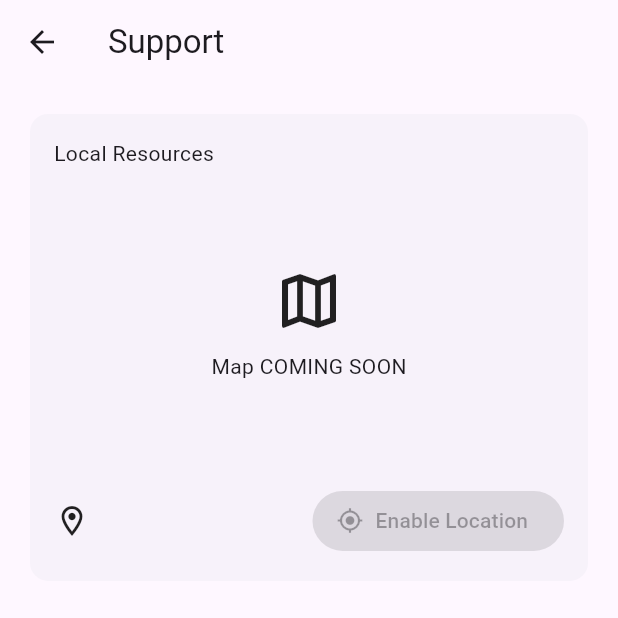
After one commit to henryisacommonname/SupportCircle, a Flutter app: the SupportScreen screen opened directly, on a phone screen of 412 x 824 dp, the top half of it. The commit adds this screen. Run offline on Flutter 3.47's test engine with Material 3 defaults, Android fonts, the phone set to English and light mode, and no system bars; our stand-ins replace cloud_firestore, firebase_auth, firebase_core, geolocator, google_maps_flutter, rxdart and 1 more; accounts and stored records are empty.

Commit message:
support Screen WIP

```diff
--- /dev/null
+++ b/lib/Core/Services/Google_Maps.dart
@@ -0,0 +1 @@
+//TODO Google API key
--- /dev/null
+++ b/lib/Screens/Support_Screen.dart
@@ -0,0 +1,62 @@
+import 'package:flutter/material.dart';
+import 'dart:async';
+import 'dart:convert';
+import 'package:flutter/material.dart';
+import 'package:google_maps_flutter/google_maps_flutter.dart';
+import 'package:geolocator/geolocator.dart';
+import 'package:http/http.dart' as http;
+import 'package:url_launcher/url_launcher.dart';
+
+class SupportScreen extends StatelessWidget {
+  const SupportScreen({super.key});
+
+  @override
+  Widget build(BuildContext context) {
+    return Scaffold(
+      appBar: AppBar(title: Text('Support')),
+      body: ListView(
+        padding: const EdgeInsets.all(16),
+        children: [LocalResourceCard(), const SizedBox(height: 16)],
+      ),
+    );
+  }
+}
+
+class LocalResourceCard extends StatelessWidget {
+  const LocalResourceCard({super.key});
+
+  @override
+  Widget build(BuildContext context) {
+    return Card(
+      elevation: 0,
+      child: Padding(
+        padding: const EdgeInsets.all(16),
+        child: Column(
+          crossAxisAlignment: CrossAxisAlignment.start,
+          children: [
+            Text('Local Resources'),
+            const SizedBox(height: 10),
+            ClipRRect(
+              child: AspectRatio(
+                aspectRatio: 16 / 9,
+                child: Container(
+                  alignment: Alignment.center,
+                  child: Column(
+                    mainAxisAlignment: MainAxisAlignment.center,
+                    children: [
+                      const Icon(Icons.map_outlined, size: 48),
+                      const SizedBox(height: 10),
+                      Text('Map COMING SOON'),
+                      const SizedBox(height: 4),
+                    ],
+                  ),
+                ),
+              ),
+            ),
+            const SizedBox(height: 10),Row(children: [const Icon(Icons.location_on_outlined),const SizedBox(width: 8),const Spacer(),FilledButton.icon(onPressed: null, label: Text('Enable Location'),icon: Icon(Icons.my_location),)])
+          ],
+        ),
+      ),
+    );
+  }
+}
```
Also changed, not shown: lib/Screens/Training_Screen.dart (+6 -1 lines), pubspec.lock, 1 other file.
